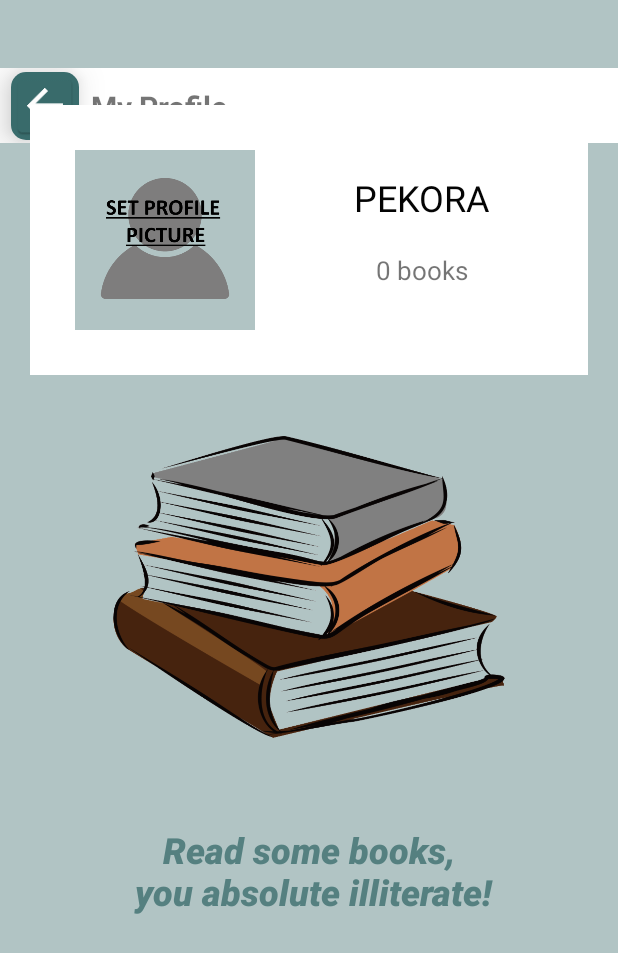
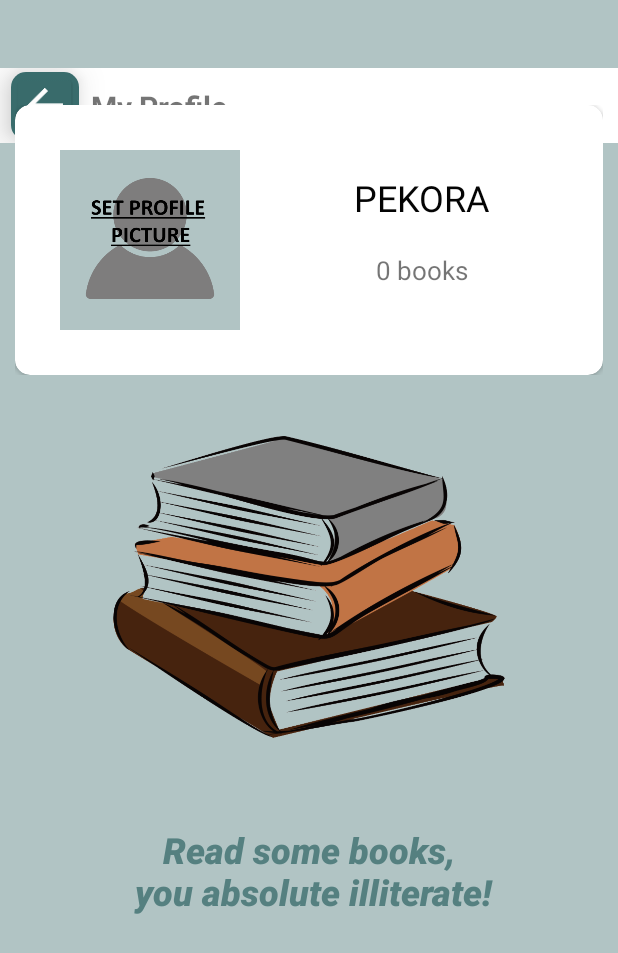
Before and after one commit to Puh00/Bookly, an Android app: the MyProfileFragment screen opened through its navigation route, on a phone screen of 412 x 824 dp. Shown: the top 953 px of the screen. Run offline under Robolectric (Android 15) with nearby library versions, the phone set to English and light mode, and no system bars; our stand-ins replace data binding, navigation-ui; libraries missing offline, so code that uses them is left out: net.yslibrary.android.

Commit message:
update on MyProfileFragment's appearance

```diff
--- a/app/src/main/res/layout/fragment_my_profile.xml
+++ b/app/src/main/res/layout/fragment_my_profile.xml
@@ -22,13 +22,24 @@
             android:id="@+id/constraintLayout2"
             android:layout_width="match_parent"
             android:layout_height="wrap_content"
-            android:layout_marginStart="20dp"
+            android:layout_marginStart="10dp"
             android:layout_marginTop="70dp"
-            android:layout_marginEnd="20dp"
-            android:background="@color/design_default_color_surface"
+            android:layout_marginEnd="10dp"
             app:layout_constraintEnd_toEndOf="parent"
             app:layout_constraintStart_toStartOf="parent"
             app:layout_constraintTop_toTopOf="parent">
+
+            <androidx.cardview.widget.CardView
+                android:id="@+id/profileCard"
+                android:layout_width="match_parent"
+                android:layout_height="match_parent"
+                android:background="@color/design_default_color_surface"
+                app:cardCornerRadius="10dp">
+
+                <androidx.constraintlayout.widget.ConstraintLayout
+                    android:id="@+id/constraintLayout3"
+                    android:layout_width="match_parent"
+                    android:layout_height="match_parent">
 
                     <ImageView
                         android:id="@+id/profilePictureImageView"
@@ -83,6 +94,9 @@
                         app:layout_constraintStart_toStartOf="@+id/usernameTextView"
                         app:layout_constraintTop_toTopOf="@+id/usernameTextView" />
                 </androidx.constraintlayout.widget.ConstraintLayout>
+            </androidx.cardview.widget.CardView>
+
+        </androidx.constraintlayout.widget.ConstraintLayout>
 
         <ImageView
             android:id="@+id/imageView"
```
Lines whose indentation alone changed are shown as unchanged.
